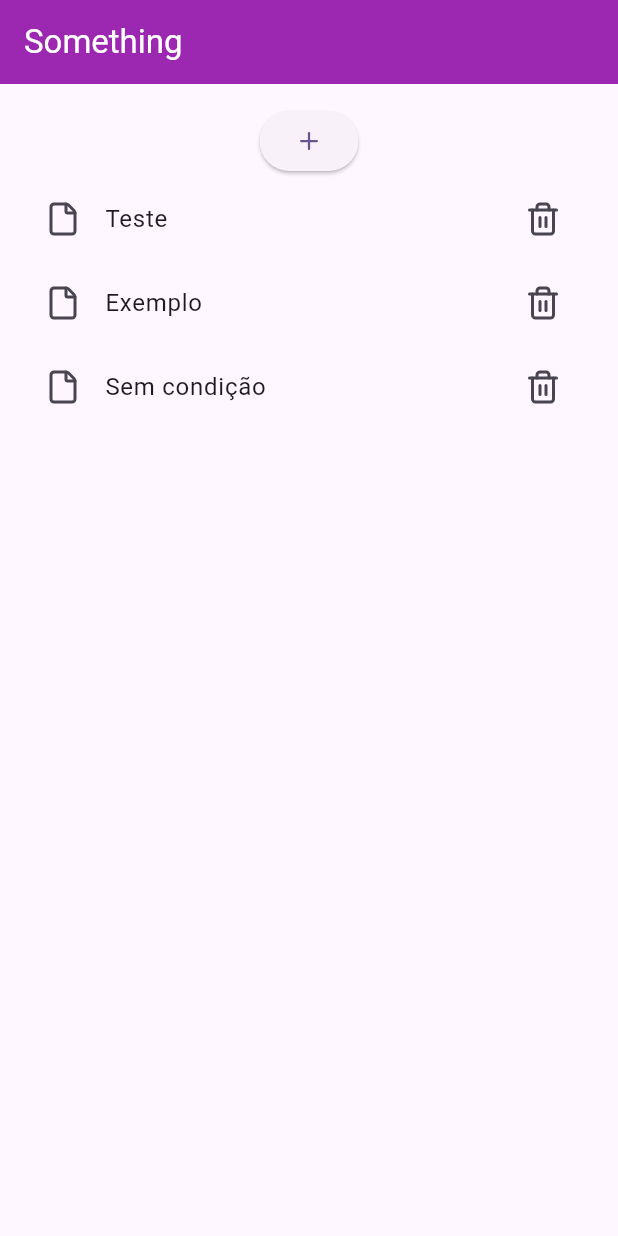
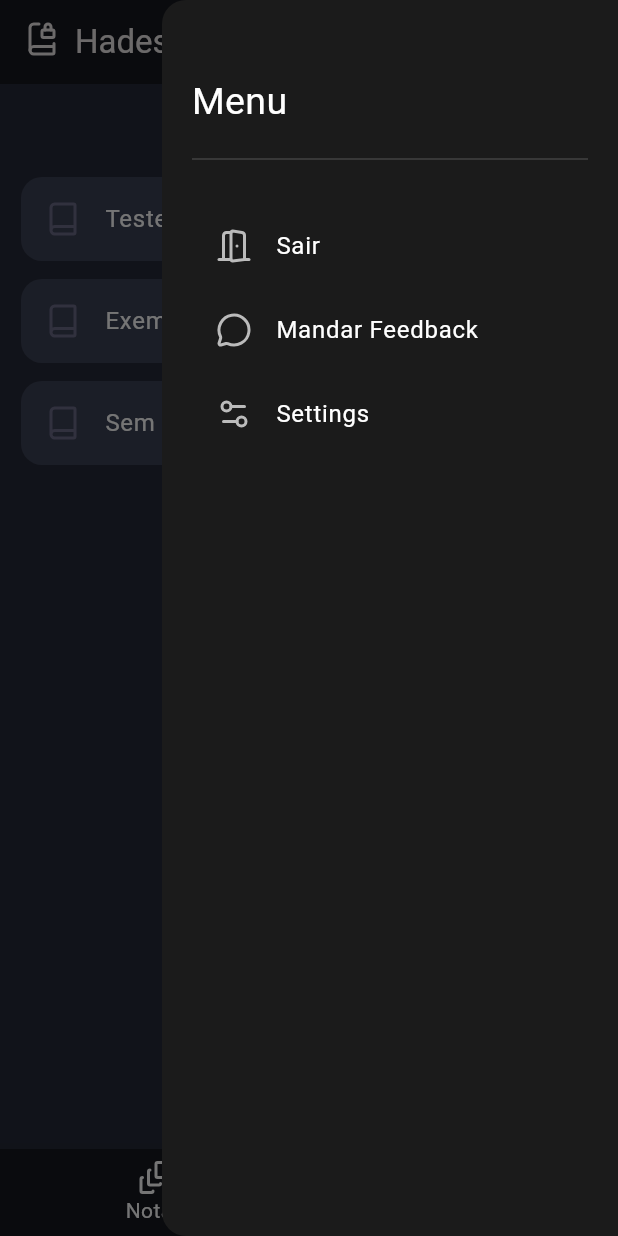
Before and after one commit to Scemist/HadesMobile, a Flutter app: the screen it shows after launch, with the side drawer open (before the commit the screen has no drawer), on a phone screen of 412 x 824 dp. Run offline on Flutter 3.47's test engine with Material 3 defaults, Android fonts, the phone set to English and light mode, and no system bars; our stand-ins replace lucide_icons.

Commit message:
Hades Design in Interface as Master

```diff
--- a/lib/main.dart
+++ b/lib/main.dart
@@ -1,5 +1,8 @@
+import 'package:digi_bloc/views/components/main_bottom_navigation_bar.dart';
+import 'package:digi_bloc/views/components/main_drawer.dart';
 import 'package:digi_bloc/views/pages/notes_page.dart';
 import 'package:flutter/material.dart';
+import 'package:lucide_icons/lucide_icons.dart';
 
 void main() {
   runApp(const MyApp());
@@ -11,21 +14,28 @@ class MyApp extends StatelessWidget {
   @override
   Widget build(BuildContext context) {
     return MaterialApp(
-      title: 'Flutter Demo',
+      title: 'Hades',
       theme: ThemeData(
         colorScheme: ColorScheme.fromSeed(seedColor: Colors.deepPurple),
+        textTheme: Theme.of(context).textTheme.apply(bodyColor: Colors.white),
         useMaterial3: true,
       ),
       home: Scaffold(
         body: const Padding(
           padding: EdgeInsets.all(14),
-          child: NotesPage(title: 'Bloc Archteture'),
+          child: NotesPage(title: 'Note List'),
         ),
         appBar: AppBar(
-          title: const Text('Something'),
-          backgroundColor: Colors.purple,
-          foregroundColor: Colors.white,
+          title: const Wrap(
+            spacing: 10,
+            children: [Icon(LucideIcons.bookLock), Text('Hades')],
+          ),
+          backgroundColor: Colors.black45,
+          foregroundColor: const Color.fromARGB(255, 236, 232, 232),
         ),
+        endDrawer: const MainDrawer(),
+        backgroundColor: const Color.fromARGB(255, 38, 42, 56),
+        bottomNavigationBar: const MainBottomNavigationBar(),
       ),
     );
   }
--- /dev/null
+++ b/lib/views/components/main_bottom_navigation_bar.dart
@@ -0,0 +1,26 @@
+import 'package:flutter/material.dart';
+import 'package:lucide_icons/lucide_icons.dart';
+
+class MainBottomNavigationBar extends StatelessWidget {
+  const MainBottomNavigationBar({super.key});
+
+  @override
+  Widget build(BuildContext context) {
+    return BottomNavigationBar(
+      backgroundColor: const Color.fromARGB(255, 21, 23, 31),
+      fixedColor: Colors.white,
+      unselectedItemColor: Colors.white60,
+      // onTap: () {},
+      items: const [
+        BottomNavigationBarItem(
+          icon: Icon(LucideIcons.fileStack),
+          label: 'Notas',
+        ),
+        BottomNavigationBarItem(
+          icon: Icon(LucideIcons.bookPlus),
+          label: 'Escrever',
+        )
+      ],
+    );
+  }
+}
--- /dev/null
+++ b/lib/views/components/main_drawer.dart
@@ -0,0 +1,66 @@
+import 'package:flutter/material.dart';
+import 'package:lucide_icons/lucide_icons.dart';
+
+class MainDrawer extends StatelessWidget {
+  const MainDrawer({super.key});
+
+  @override
+  Widget build(BuildContext context) {
+    return Drawer(
+      backgroundColor: const Color.fromARGB(255, 27, 27, 27),
+      child: Container(
+        padding: const EdgeInsets.symmetric(vertical: 50, horizontal: 20),
+        alignment: AlignmentDirectional.centerStart,
+        child: Column(
+          crossAxisAlignment: CrossAxisAlignment.start,
+          children: [
+            const Text(
+              'Menu',
+              style: TextStyle(fontSize: 25),
+              textAlign: TextAlign.right,
+            ),
+            const Divider(color: Color.fromARGB(255, 66, 66, 66), height: 40),
+            Flexible(
+              child: ListView(
+                shrinkWrap: true,
+                padding: const EdgeInsets.only(top: 10),
+                children: [
+                  ListTile(
+                    shape: RoundedRectangleBorder(
+                      borderRadius: BorderRadius.circular(14),
+                    ),
+                    textColor: Colors.white,
+                    iconColor: Colors.white70,
+                    title: const Text('Sair'),
+                    leading: const Icon(LucideIcons.doorOpen),
+                    onTap: () {},
+                  ),
+                  ListTile(
+                    shape: RoundedRectangleBorder(
+                      borderRadius: BorderRadius.circular(14),
+                    ),
+                    textColor: Colors.white,
+                    iconColor: Colors.white70,
+                    title: const Text('Mandar Feedback'),
+                    leading: const Icon(LucideIcons.messageCircle),
+                    onTap: () {},
+                  ),
+                  ListTile(
+                    shape: RoundedRectangleBorder(
+                      borderRadius: BorderRadius.circular(14),
+                    ),
+                    textColor: Colors.white,
+                    iconColor: Colors.white70,
+                    title: const Text('Settings'),
+                    leading: const Icon(LucideIcons.settings2),
+                    onTap: () {},
+                  ),
+                ],
+              ),
+            ),
+          ],
+        ),
+      ),
+    );
+  }
+}
--- a/lib/views/components/note_tile.dart
+++ b/lib/views/components/note_tile.dart
@@ -16,6 +16,38 @@ class NoteTile extends StatelessWidget {
 
   @override
   Widget build(BuildContext context) {
+    return Container(
+      margin: const EdgeInsets.only(bottom: 12),
+      child: ListTile(
+        onTap: () {
+          print('abrir');
+        },
+        title: Text(note.title),
+        textColor: Colors.white,
+        tileColor: const Color.fromARGB(255, 59, 65, 85),
+        leading: const Icon(
+          LucideIcons.book,
+          color: Color.fromARGB(255, 107, 107, 136),
+        ),
+        trailing: InkWell(
+          child: const Padding(
+            padding: EdgeInsets.all(8),
+            child: Icon(
+              LucideIcons.trash,
+              color: Color.fromARGB(255, 128, 97, 89),
+              size: 15,
+            ),
+          ),
+          onTap: () {
+            _noteBloc.inputNote.add(DestroyNote(note: note));
+          },
+        ),
+        shape: RoundedRectangleBorder(
+          borderRadius: BorderRadius.circular(14),
+        ),
+      ),
+    );
+
     return ListTile(
       title: Text(note.title),
       leading: const Icon(LucideIcons.file),
```
